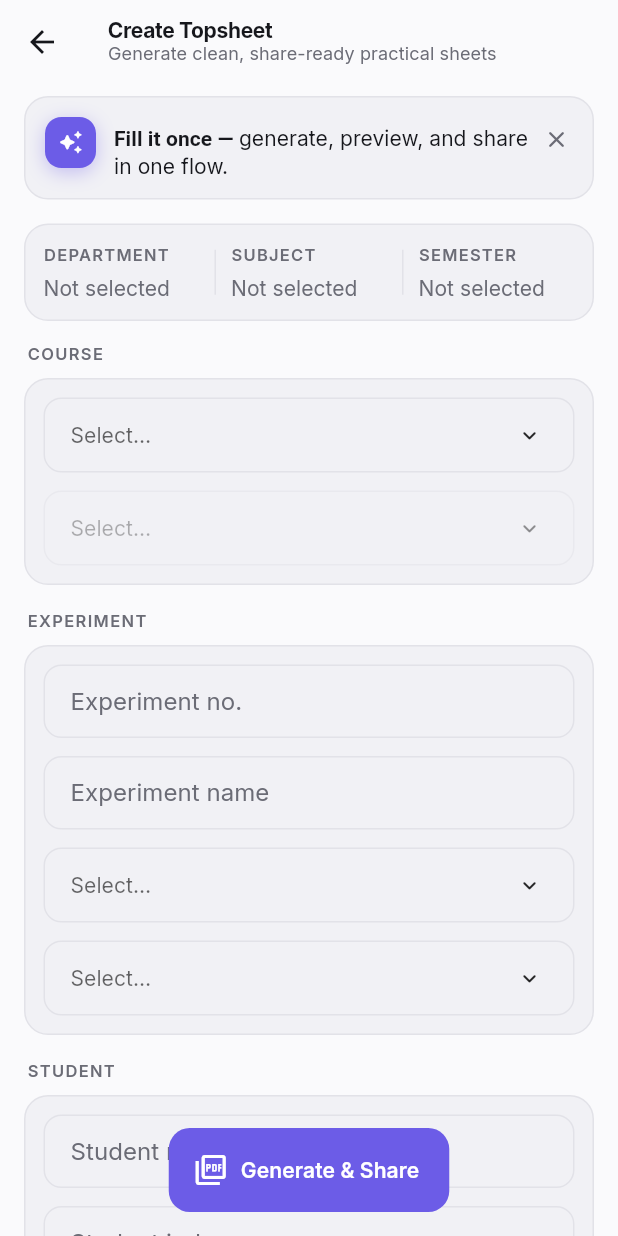
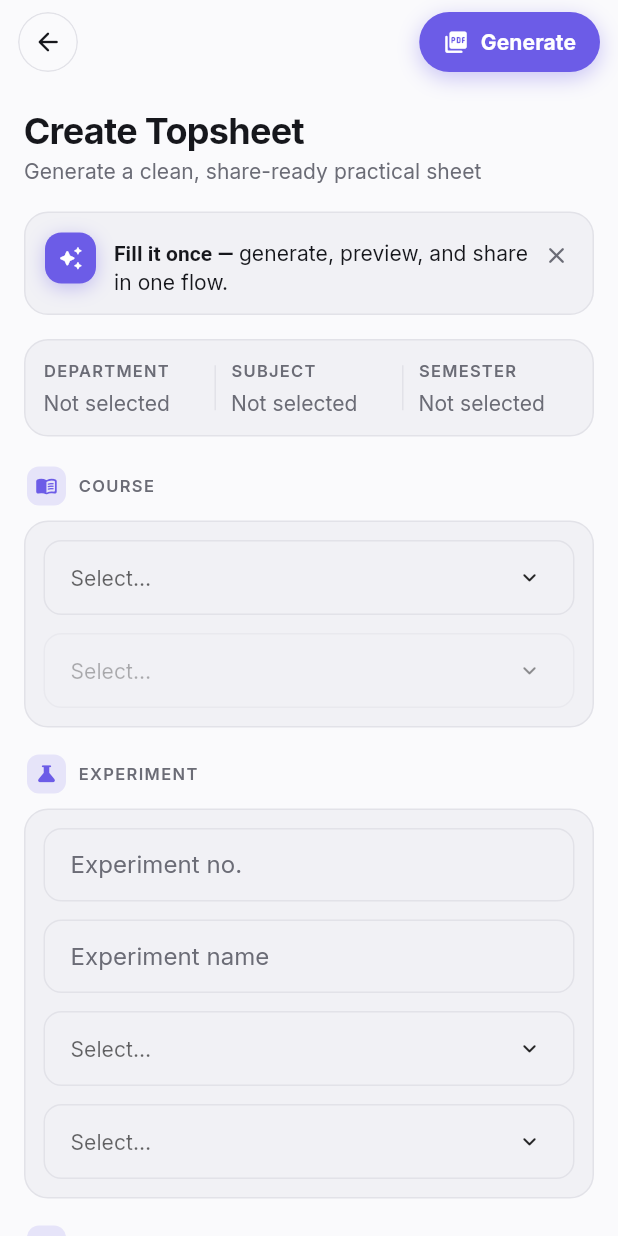
Before and after one commit to thekami-dev/topsheet, a Flutter app: the CreateScreen screen opened directly, on a phone screen of 412 x 824 dp. Run offline on Flutter 3.47's test engine with Material 3 defaults, Android fonts, the light colour scheme and no system bars; our stand-ins replace font_awesome_flutter, google_fonts, package_info_plus, pdf, printing, shared_preferences and 1 more; accounts and stored records are empty.

Commit message:
Redesign Create screen: floating blur back button, compact top-right generate pill, hero title, section icons; splash theme-aware + brighter logo; home navbar bigger

```diff
--- a/lib/screens/create_screen.dart
+++ b/lib/screens/create_screen.dart
@@ -1,6 +1,7 @@
 import 'dart:convert';
 import 'dart:io';
 import 'dart:math' as math;
+import 'dart:ui';
 
 import 'package:flutter/material.dart';
 import 'package:flutter/services.dart';
@@ -616,33 +617,30 @@ class _CreateScreenState extends State<CreateScreen> with WidgetsBindingObserver
   Widget build(BuildContext context) {
     final scheme = Theme.of(context).colorScheme;
     return Scaffold(
-      appBar: AppBar(
-        title: Column(
-          crossAxisAlignment: CrossAxisAlignment.start,
-          children: [
-            const Text('Create Topsheet'),
-            Text(
-              'Generate clean, share-ready practical sheets',
-              style: Theme.of(context).textTheme.bodySmall?.copyWith(
-                color: scheme.onSurfaceVariant,
-                letterSpacing: 0.08,
-              ),
-            ),
-          ],
-        ),
-
-      ),
+      extendBodyBehindAppBar: true,
       body: Stack(
         children: [
           const _AtmosphereBackground(),
           SafeArea(
             child: ListView(
               controller: _scrollController,
-              padding: const EdgeInsets.fromLTRB(16, 8, 16, 100),
+              padding: const EdgeInsets.fromLTRB(16, 74, 16, 48),
               physics: const BouncingScrollPhysics(
                 parent: AlwaysScrollableScrollPhysics(),
               ),
               children: [
+                Text(
+                  'Create Topsheet',
+                  style: Theme.of(context).textTheme.headlineSmall,
+                ),
+                const SizedBox(height: 4),
+                Text(
+                  'Generate a clean, share-ready practical sheet',
+                  style: Theme.of(context).textTheme.bodyMedium?.copyWith(
+                    color: scheme.onSurfaceVariant,
+                  ),
+                ),
+                const SizedBox(height: 18),
                 AnimatedSize(
                   duration: Motion.standard,
                   curve: Motion.standardCurve,
@@ -672,9 +670,10 @@ class _CreateScreenState extends State<CreateScreen> with WidgetsBindingObserver
                     ),
                   ],
                 ),
-                const SizedBox(height: 14),
+                const SizedBox(height: 20),
                 _Section(
                   title: 'Course',
+                  icon: Icons.menu_book_rounded,
                   children: [
                     _PickerField(
                       label: 'Department',
@@ -694,9 +693,10 @@ class _CreateScreenState extends State<CreateScreen> with WidgetsBindingObserver
                     ),
                   ],
                 ),
-                const SizedBox(height: 16),
+                const SizedBox(height: 18),
                 _Section(
                   title: 'Experiment',
+                  icon: Icons.science_rounded,
                   children: [
                     _TextInput(
                       controller: _exptNoCtrl,
@@ -731,9 +731,10 @@ class _CreateScreenState extends State<CreateScreen> with WidgetsBindingObserver
                     ),
                   ],
                 ),
-                const SizedBox(height: 16),
+                const SizedBox(height: 18),
                 _Section(
                   title: 'Student',
+                  icon: Icons.school_rounded,
                   children: [
                     RecallTextField(
                       field: 'studentName',
@@ -786,9 +787,10 @@ class _CreateScreenState extends State<CreateScreen> with WidgetsBindingObserver
                     ),
                   ],
                 ),
-                const SizedBox(height: 16),
+                const SizedBox(height: 18),
                 _Section(
                   title: 'Teacher',
+                  icon: Icons.badge_rounded,
                   children: [
                     RecallTextField(
                       field: 'teacherName',
@@ -815,13 +817,70 @@ class _CreateScreenState extends State<CreateScreen> with WidgetsBindingObserver
               ],
             ),
           ),
-        ],
+          // Floating header — blurred back button (left) + compact generate
+          // pill (right). Intentional blur exception: a small floating control
+          // over scrolling content, not a card/surface treatment.
+          Positioned(
+            top: 0,
+            left: 0,
+            right: 0,
+            child: SafeArea(
+              bottom: false,
+              child: Padding(
+                padding: const EdgeInsets.fromLTRB(12, 8, 12, 0),
+                child: Row(
+                  mainAxisAlignment: MainAxisAlignment.spaceBetween,
+                  children: [
+                    _BlurIconButton(
+                      icon: Icons.arrow_back_rounded,
+                      onTap: () => Navigator.of(context).pop(),
                     ),
-      floatingActionButtonLocation: FloatingActionButtonLocation.centerFloat,
-      floatingActionButton: _GenerateFab(
+                    _GenerateFab(
                       state: _fabState,
                       onPressed: _generatePdf,
                       shakeSignal: _fabShakeSignal,
+                    ),
+                  ],
+                ),
+              ),
+            ),
+          ),
+        ],
+      ),
+    );
+  }
+}
+
+/// Small circular button with a frosted-glass backdrop blur — floats over
+/// scrolling content. Used only for this one floating control, not for
+/// cards/surfaces (see design.md).
+class _BlurIconButton extends StatelessWidget {
+  final IconData icon;
+  final VoidCallback onTap;
+
+  const _BlurIconButton({required this.icon, required this.onTap});
+
+  @override
+  Widget build(BuildContext context) {
+    final scheme = Theme.of(context).colorScheme;
+    return ClipRRect(
+      borderRadius: BorderRadius.circular(20),
+      child: BackdropFilter(
+        filter: ImageFilter.blur(sigmaX: 14, sigmaY: 14),
+        child: Pressable(
+          onTap: onTap,
+          child: Container(
+            width: 40,
+            height: 40,
+            alignment: Alignment.center,
+            decoration: BoxDecoration(
+              color: scheme.surface.withValues(alpha: 0.55),
+              shape: BoxShape.circle,
+              border: Border.all(color: scheme.outlineVariant),
+            ),
+            child: Icon(icon, size: 20, color: scheme.onSurface),
+          ),
+        ),
       ),
     );
   }
@@ -875,23 +934,31 @@ class _GenerateFabState extends State<_GenerateFab>
   @override
   Widget build(BuildContext context) {
     final tier = motionTierOf(context);
+    final scheme = Theme.of(context).colorScheme;
     final label = switch (widget.state) {
-      _FabState.idle => 'Generate & Share',
-      _FabState.generating => 'Generating…',
+      _FabState.idle => 'Generate',
+      _FabState.generating => 'Working…',
       _FabState.done => 'Saved',
     };
     final icon = switch (widget.state) {
       _FabState.idle => const Icon(
-        Icons.picture_as_pdf_outlined,
+        Icons.picture_as_pdf_rounded,
         key: ValueKey('idle'),
+        size: 17,
+        color: Colors.white,
       ),
       _FabState.generating => const SizedBox(
         key: ValueKey('spin'),
-        width: 18,
-        height: 18,
+        width: 15,
+        height: 15,
         child: CircularProgressIndicator(strokeWidth: 2, color: Colors.white),
       ),
-      _FabState.done => const Icon(Icons.check_rounded, key: ValueKey('done')),
+      _FabState.done => const Icon(
+        Icons.check_rounded,
+        key: ValueKey('done'),
+        size: 17,
+        color: Colors.white,
+      ),
     };
     return AnimatedBuilder(
       animation: _shakeController,
@@ -899,11 +966,29 @@ class _GenerateFabState extends State<_GenerateFab>
         offset: Offset(8 * _offsetFor(_shakeController.value), 0),
         child: child,
       ),
-      child: FloatingActionButton.extended(
-        heroTag: 'generate',
-        onPressed: widget.state == _FabState.idle ? widget.onPressed : null,
-        icon: AnimatedSwitcher(
-          duration: tier == MotionTier.reduced ? Motion.fast : Motion.standard,
+      child: Pressable(
+        onTap: widget.state == _FabState.idle ? widget.onPressed : null,
+        child: Container(
+          height: 40,
+          padding: const EdgeInsets.symmetric(horizontal: 16),
+          decoration: BoxDecoration(
+            color: scheme.primary,
+            borderRadius: BorderRadius.circular(20),
+            boxShadow: [
+              BoxShadow(
+                color: scheme.primary.withValues(alpha: 0.35),
+                blurRadius: 12,
+                offset: const Offset(0, 4),
+              ),
+            ],
+          ),
+          child: Row(
+            mainAxisSize: MainAxisSize.min,
+            children: [
+              AnimatedSwitcher(
+                duration: tier == MotionTier.reduced
+                    ? Motion.fast
+                    : Motion.standard,
                 reverseDuration: Motion.fast,
                 switchInCurve: Curves.easeOutBack,
                 switchOutCurve: Curves.easeOutCubic,
@@ -911,9 +996,20 @@ class _GenerateFabState extends State<_GenerateFab>
                     ScaleTransition(scale: anim, child: child),
                 child: icon,
               ),
-        label: AnimatedSwitcher(
+              const SizedBox(width: 8),
+              AnimatedSwitcher(
                 duration: Motion.fast,
-          child: Text(label, key: ValueKey(label)),
+                child: Text(
+                  label,
+                  key: ValueKey(label),
+                  style: Theme.of(context).textTheme.labelLarge?.copyWith(
+                    color: Colors.white,
+                    fontWeight: FontWeight.w700,
+                  ),
+                ),
+              ),
+            ],
+          ),
         ),
       ),
     );
@@ -1005,9 +1101,10 @@ class _HintBanner extends StatelessWidget {
 /// per-section icon or accent color.
 class _Section extends StatelessWidget {
   final String title;
+  final IconData? icon;
   final List<Widget> children;
 
-  const _Section({required this.title, required this.children});
+  const _Section({required this.title, this.icon, required this.children});
 
   @override
   Widget build(BuildContext context) {
@@ -1017,14 +1114,31 @@ class _Section extends StatelessWidget {
       crossAxisAlignment: CrossAxisAlignment.start,
       children: [
         Padding(
-          padding: const EdgeInsets.only(bottom: 8, left: 2),
-          child: Text(
+          padding: const EdgeInsets.only(bottom: 10, left: 2),
+          child: Row(
+            children: [
+              if (icon != null) ...[
+                Container(
+                  width: 26,
+                  height: 26,
+                  alignment: Alignment.center,
+                  decoration: BoxDecoration(
+                    color: scheme.primary.withValues(alpha: 0.14),
+                    borderRadius: BorderRadius.circular(8),
+                  ),
+                  child: Icon(icon, size: 15, color: scheme.primary),
+                ),
+                const SizedBox(width: 8),
+              ],
+              Text(
                 title.toUpperCase(),
                 style: textTheme.labelSmall?.copyWith(
                   color: scheme.onSurfaceVariant,
                   fontWeight: FontWeight.w600,
                   letterSpacing: 0.9,
                 ),
+              ),
+            ],
           ),
         ),
         Container(
--- a/lib/screens/library_screen.dart
+++ b/lib/screens/library_screen.dart
@@ -242,7 +242,8 @@ class _LibraryScreenState extends State<LibraryScreen> {
 
     return Scaffold(
       appBar: AppBar(
-        titleSpacing: _searching ? 4 : null,
+        toolbarHeight: 68,
+        titleSpacing: _searching ? 4 : 20,
         title: AnimatedSwitcher(
           duration: const Duration(milliseconds: 180),
           child: _searching
@@ -285,7 +286,11 @@ class _LibraryScreenState extends State<LibraryScreen> {
                     onChanged: (v) => setState(() => _query = v),
                   ),
                 )
-              : const Text('Topsheet', key: ValueKey('title')),
+              : Text(
+                  'Topsheet',
+                  key: const ValueKey('title'),
+                  style: Theme.of(context).textTheme.headlineSmall,
+                ),
         ),
         actions: [
           Pressable(
```
Also changed, not shown: 4 other files. Lines whose indentation alone changed are shown as unchanged.
